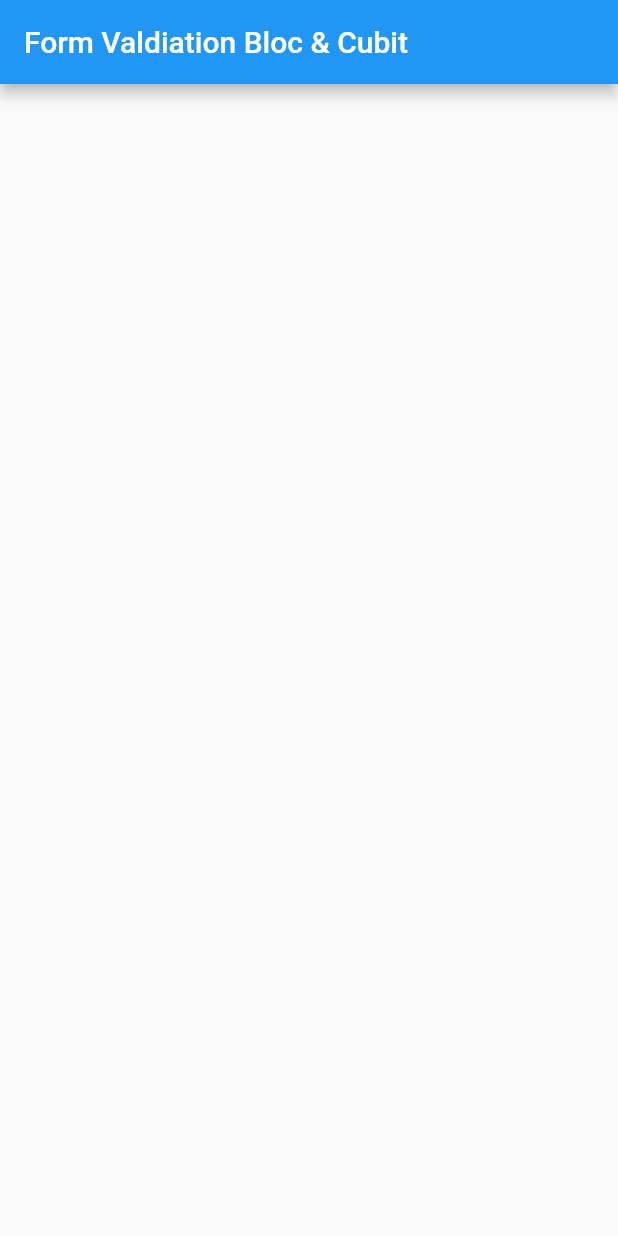
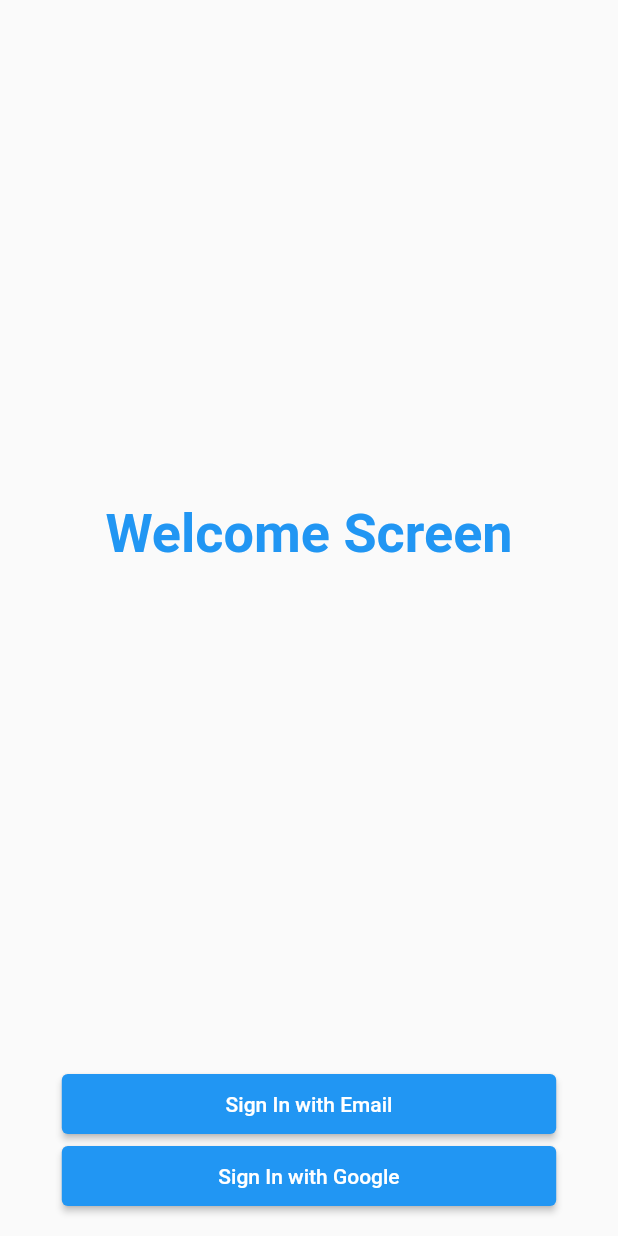
Before and after one commit to MHuzaifaKhan97/Flutter-with-Bloc, a Flutter app: the screen it shows after launch, on a phone screen of 412 x 824 dp. Run offline on Flutter 3.47's test engine with Material 2 defaults, Android fonts, the phone set to English and light mode, and no system bars; our stand-ins replace connectivity, email_validator, flutter_bloc.

Commit message:
Form validation using Bloc.

```diff
--- a/form_validation_bloc_cubit/lib/main.dart
+++ b/form_validation_bloc_cubit/lib/main.dart
@@ -1,5 +1,5 @@
 import 'package:flutter/material.dart';
-import 'package:form_validation_bloc_cubit/screens/home_screen.dart';
+import 'package:form_validation_bloc_cubit/screens/welcome/welcome_screen.dart';
 
 void main() {
   runApp(const MyApp());
@@ -16,7 +16,7 @@ class MyApp extends StatelessWidget {
       theme: ThemeData(
         primarySwatch: Colors.blue,
       ),
-      home: const HomeScreen(),
+      home: const WelcomeScreen(),
     );
   }
 }
--- a/form_validation_bloc_cubit/lib/screens/home_screen.dart
+++ /dev/null
@@ -1,14 +0,0 @@
-import 'package:flutter/material.dart';
-
-class HomeScreen extends StatelessWidget {
-  const HomeScreen({Key? key}) : super(key: key);
-
-  @override
-  Widget build(BuildContext context) {
-    return Scaffold(
-      appBar: AppBar(
-        title: const Text("Form Valdiation Bloc & Cubit"),
-      ),
-    );
-  }
-}
--- /dev/null
+++ b/form_validation_bloc_cubit/lib/screens/signin/bloc/signin_bloc.dart
@@ -0,0 +1,21 @@
+import 'package:email_validator/email_validator.dart';
+import 'package:flutter_bloc/flutter_bloc.dart';
+import 'package:form_validation_bloc_cubit/screens/signin/bloc/signin_event.dart';
+import 'package:form_validation_bloc_cubit/screens/signin/bloc/signin_state.dart';
+
+class SignInBloc extends Bloc<SignInEvent, SignInState> {
+  SignInBloc() : super(SignInInitialState()) {
+    on<SignInTextChangedEvent>((event, emit) {
+      if (EmailValidator.validate(event.email) == false) {
+        emit(SignInErrorState("Please enter a valid email address"));
+      } else if (event.password.length < 8) {
+        emit(SignInErrorState("Please enter a valid password"));
+      } else {
+        emit(SignInValidState());
+      }
+    });
+    on<SignInSubmittedEvent>((event, emit) {
+      emit(SignInLoadingState());
+    });
+  }
+}
--- /dev/null
+++ b/form_validation_bloc_cubit/lib/screens/signin/bloc/signin_event.dart
@@ -0,0 +1,13 @@
+abstract class SignInEvent {}
+
+class SignInTextChangedEvent extends SignInEvent {
+  final String email;
+  final String password;
+  SignInTextChangedEvent(this.email, this.password);
+}
+
+class SignInSubmittedEvent extends SignInEvent {
+  final String email;
+  final String password;
+  SignInSubmittedEvent(this.email, this.password);
+}
--- /dev/null
+++ b/form_validation_bloc_cubit/lib/screens/signin/bloc/signin_state.dart
@@ -0,0 +1,12 @@
+abstract class SignInState {}
+
+class SignInInitialState extends SignInState {}
+
+class SignInValidState extends SignInState {}
+
+class SignInErrorState extends SignInState {
+  final String error;
+  SignInErrorState(this.error);
+}
+
+class SignInLoadingState extends SignInState {}
--- /dev/null
+++ b/form_validation_bloc_cubit/lib/screens/welcome/welcome_screen.dart
@@ -0,0 +1,56 @@
+import 'package:flutter/material.dart';
+import 'package:flutter/src/foundation/key.dart';
+import 'package:flutter/src/widgets/framework.dart';
+import 'package:flutter_bloc/flutter_bloc.dart';
+import 'package:form_validation_bloc_cubit/screens/signin/bloc/signin_bloc.dart';
+import 'package:form_validation_bloc_cubit/screens/signin/signin_screen.dart';
+
+class WelcomeScreen extends StatelessWidget {
+  const WelcomeScreen({Key? key}) : super(key: key);
+
+  @override
+  Widget build(BuildContext context) {
+    return Scaffold(
+      body: SizedBox(
+        width: MediaQuery.of(context).size.width,
+        child: Column(
+          mainAxisAlignment: MainAxisAlignment.end,
+          crossAxisAlignment: CrossAxisAlignment.center,
+          children: [
+            const Spacer(),
+            Text(
+              "Welcome Screen",
+              style: TextStyle(
+                color: Theme.of(context).primaryColor,
+                fontSize: 36,
+                fontWeight: FontWeight.w700,
+              ),
+            ),
+            const Spacer(),
+            ElevatedButton(
+              onPressed: () {
+                Navigator.of(context).push(MaterialPageRoute(
+                    builder: ((context) => BlocProvider(
+                          create: (context) => SignInBloc(),
+                          child: SignInScreen(),
+                        ))));
+              },
+              style: ElevatedButton.styleFrom(
+                  minimumSize:
+                      Size(MediaQuery.of(context).size.width * 0.8, 40)),
+              child: const Text("Sign In with Email"),
+            ),
+            ElevatedButton(
+              onPressed: () {},
+              style: ElevatedButton.styleFrom(
+                  minimumSize:
+                      Size(MediaQuery.of(context).size.width * 0.8, 40)),
+              child: const Text("Sign In with Google"),
+            ),
+            const SizedBox(height: 16),
+          ],
+        ),
+      ),
+    );
+  }
+}
--- a/form_validation_bloc_cubit/pubspec.yaml
+++ b/form_validation_bloc_cubit/pubspec.yaml
@@ -36,6 +36,7 @@ dependencies:
   cupertino_icons: ^1.0.2
   flutter_bloc: ^8.1.1
   connectivity: ^3.0.6
+  email_validator: ^2.1.17
 
 dev_dependencies:
   flutter_test:
```
Also changed, not shown: form_validation_bloc_cubit/lib/screens/signin/signin_screen.dart (added, +79 -0 lines), form_validation_bloc_cubit/pubspec.lock, 6 other files.
